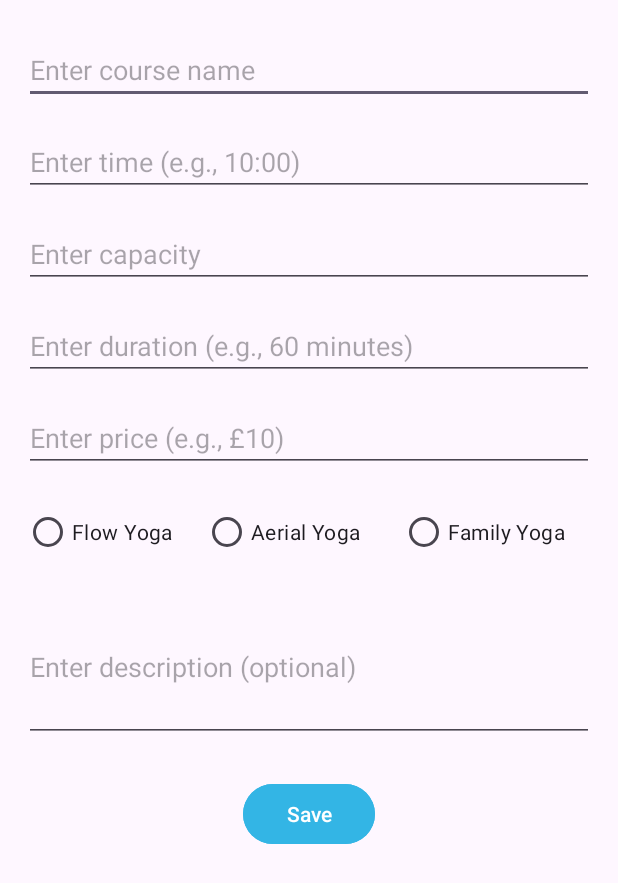
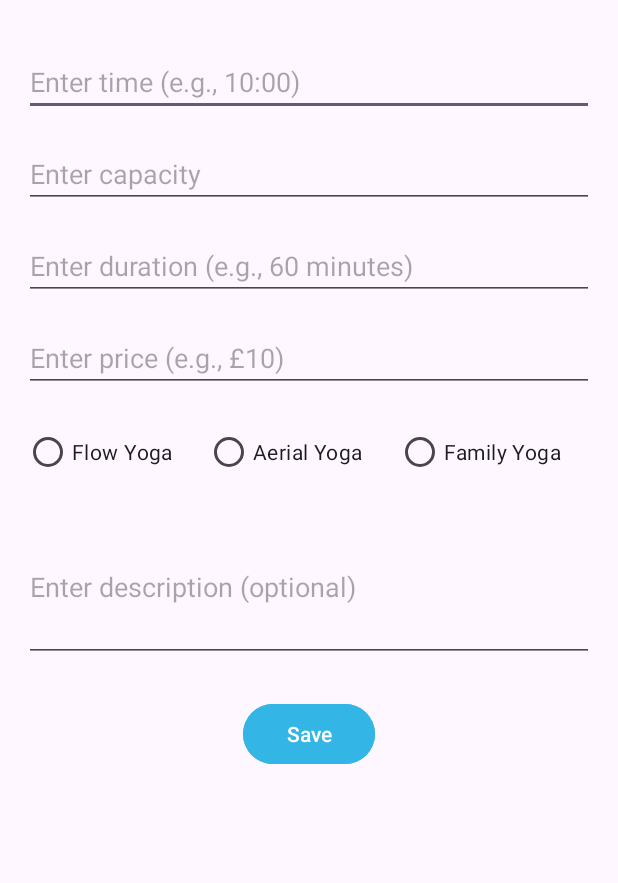
Before and after one commit to tvpkhang01/COMP1786, an Android app: the CourseEditorActivity screen opened directly, with no data from a screen before it, on a phone screen of 412 x 824 dp. Shown: the top 883 px of the screen. Run offline under Robolectric (Android 15) with nearby library versions, the phone set to English and light mode, and no system bars.

Commit message:
Edit view and CourseEditor
Signed-off-by: tvpkhang01 <phuckhang01@gmail.com>

```diff
--- a/Admin/app/src/main/java/com/example/admin/MainActivity.java
+++ b/Admin/app/src/main/java/com/example/admin/MainActivity.java
@@ -78,7 +78,7 @@ public class MainActivity extends AppCompatActivity {
             Button delete = view.findViewById(R.id.delete);
             Course course = courses.get(position);
 
-            name.setText(course.getName());
+            name.setText("Course " + course.getId());
             edit.setOnClickListener(v -> {
                 Intent intent = new Intent(MainActivity.this, CourseEditorActivity.class);
                 intent.putExtra("Id", course.getId());
--- a/Admin/app/src/main/res/layout/activity_course_editor.xml
+++ b/Admin/app/src/main/res/layout/activity_course_editor.xml
@@ -1,106 +1,80 @@
-<androidx.constraintlayout.widget.ConstraintLayout xmlns:android="http://schemas.android.com/apk/res/android"
-    xmlns:app="http://schemas.android.com/apk/res-auto"
+<LinearLayout xmlns:android="http://schemas.android.com/apk/res/android"
     xmlns:tools="http://schemas.android.com/tools"
     android:layout_width="match_parent"
     android:layout_height="match_parent"
     android:padding="16dp"
+    android:orientation="vertical"
     tools:context=".CourseEditorActivity">
 
     <EditText
-        android:id="@+id/name"
-        android:layout_width="0dp"
-        android:layout_height="wrap_content"
-        android:layout_marginTop="8dp"
-        android:hint="Enter course name"
-        android:inputType="text"
-        app:layout_constraintEnd_toEndOf="parent"
-        app:layout_constraintStart_toStartOf="parent"
-        app:layout_constraintTop_toTopOf="parent" />
-
-    <EditText
         android:id="@+id/time"
-        android:layout_width="0dp"
+        android:layout_width="match_parent"
         android:layout_height="wrap_content"
         android:layout_marginTop="16dp"
         android:hint="Enter time (e.g., 10:00)"
-        android:inputType="time"
-        app:layout_constraintEnd_toEndOf="parent"
-        app:layout_constraintStart_toStartOf="parent"
-        app:layout_constraintTop_toBottomOf="@id/name" />
+        android:inputType="datetime" />
 
     <EditText
         android:id="@+id/capacity"
-        android:layout_width="0dp"
+        android:layout_width="match_parent"
         android:layout_height="wrap_content"
         android:layout_marginTop="16dp"
         android:hint="Enter capacity"
-        android:inputType="number"
-        app:layout_constraintEnd_toEndOf="parent"
-        app:layout_constraintStart_toStartOf="parent"
-        app:layout_constraintTop_toBottomOf="@id/time" />
+        android:inputType="number" />
 
     <EditText
         android:id="@+id/duration"
-        android:layout_width="0dp"
+        android:layout_width="match_parent"
         android:layout_height="wrap_content"
         android:layout_marginTop="16dp"
         android:hint="Enter duration (e.g., 60 minutes)"
-        android:inputType="number"
-        app:layout_constraintEnd_toEndOf="parent"
-        app:layout_constraintStart_toStartOf="parent"
-        app:layout_constraintTop_toBottomOf="@id/capacity" />
+        android:inputType="number" />
 
     <EditText
         android:id="@+id/price"
-        android:layout_width="0dp"
+        android:layout_width="match_parent"
         android:layout_height="wrap_content"
         android:layout_marginTop="16dp"
         android:hint="Enter price (e.g., £10)"
-        android:inputType="numberDecimal"
-        app:layout_constraintEnd_toEndOf="parent"
-        app:layout_constraintStart_toStartOf="parent"
-        app:layout_constraintTop_toBottomOf="@id/duration" />
+        android:inputType="numberDecimal" />
 
     <RadioGroup
         android:id="@+id/type"
-        android:layout_width="0dp"
+        android:layout_width="match_parent"
         android:layout_height="wrap_content"
         android:layout_marginTop="16dp"
-        android:orientation="horizontal"
-        app:layout_constraintEnd_toEndOf="parent"
-        app:layout_constraintStart_toStartOf="parent"
-        app:layout_constraintTop_toBottomOf="@id/price">
+        android:orientation="horizontal">
 
         <RadioButton
             android:id="@+id/flowYoga"
-            android:layout_width="119dp"
+            android:layout_width="wrap_content"
             android:layout_height="wrap_content"
+            android:layout_weight="1"
             android:text="Flow Yoga" />
 
         <RadioButton
             android:id="@+id/aerialYoga"
-            android:layout_width="131dp"
+            android:layout_width="wrap_content"
             android:layout_height="wrap_content"
+            android:layout_weight="1"
             android:text="Aerial Yoga" />
 
         <RadioButton
             android:id="@+id/familyYoga"
-            android:layout_width="129dp"
+            android:layout_width="wrap_content"
             android:layout_height="wrap_content"
+            android:layout_weight="1"
             android:text="Family Yoga" />
     </RadioGroup>
 
     <EditText
         android:id="@+id/description"
-        android:layout_width="0dp"
+        android:layout_width="match_parent"
         android:layout_height="wrap_content"
         android:layout_marginTop="16dp"
         android:hint="Enter description (optional)"
         android:inputType="textMultiLine"
-        android:minHeight="100dp"
-        app:layout_constraintEnd_toEndOf="parent"
-        app:layout_constraintStart_toStartOf="parent"
-        app:layout_constraintTop_toBottomOf="@id/type" />
+        android:minHeight="100dp" />
 
     <Button
         android:id="@+id/save"
@@ -111,8 +85,6 @@
         android:backgroundTint="@android:color/holo_blue_light"
         android:text="Save"
         android:textColor="@android:color/white"
-        app:layout_constraintEnd_toEndOf="parent"
-        app:layout_constraintStart_toStartOf="parent"
-        app:layout_constraintTop_toBottomOf="@id/description" />
+        android:layout_gravity="center_horizontal" />
 
-</androidx.constraintlayout.widget.ConstraintLayout>
+</LinearLayout>
```
Also changed, not shown: Admin/app/src/main/java/com/example/admin/Course.java (+5 -14 lines), Admin/app/src/main/java/com/example/admin/CourseEditorActivity.java (+16 -11 lines), Admin/app/src/main/java/com/example/admin/Database.java (+16 -21 lines).
